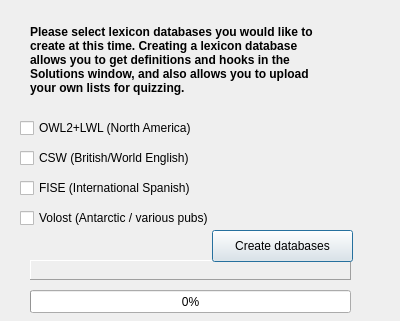
This is aerolith/trunk/src/aerolithclient/databaseDialog.ui in domino14/aerolithdesktop as Qt 5 draws it before an edit. The edited form follows.
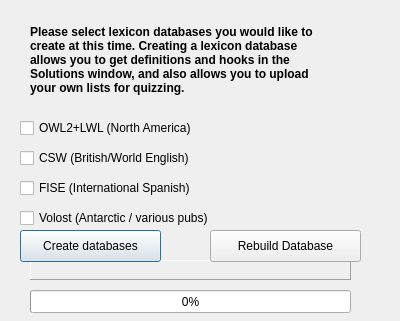
This is the edited form.

Commit message: slowly getting there. fixing all broken parts to use multiple database system. currently not working. UnscrambleGame is not generating a quiz array

What changed in the file:
```diff
--- a/aerolith/trunk/src/aerolithclient/databaseDialog.ui
+++ b/aerolith/trunk/src/aerolithclient/databaseDialog.ui
@@ -121,7 +121,7 @@
   <widget class="QPushButton" name="pushButtonCreateDatabases">
    <property name="geometry">
     <rect>
-     <x>212</x>
+     <x>20</x>
      <y>230</y>
      <width>141</width>
      <height>32</height>
@@ -131,6 +131,19 @@
     <string>Create databases</string>
    </property>
   </widget>
+  <widget class="QPushButton" name="pushButtonRebuildDatabase">
+   <property name="geometry">
+    <rect>
+     <x>210</x>
+     <y>230</y>
+     <width>151</width>
+     <height>32</height>
+    </rect>
+   </property>
+   <property name="text">
+    <string>Rebuild Database</string>
+   </property>
+  </widget>
  </widget>
  <resources/>
  <connections/>
```
The commit also changes 8 other files.
